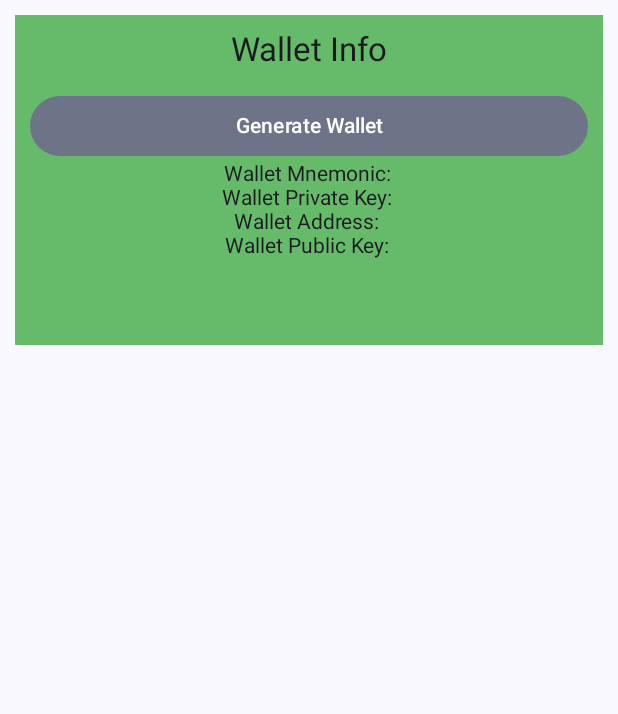
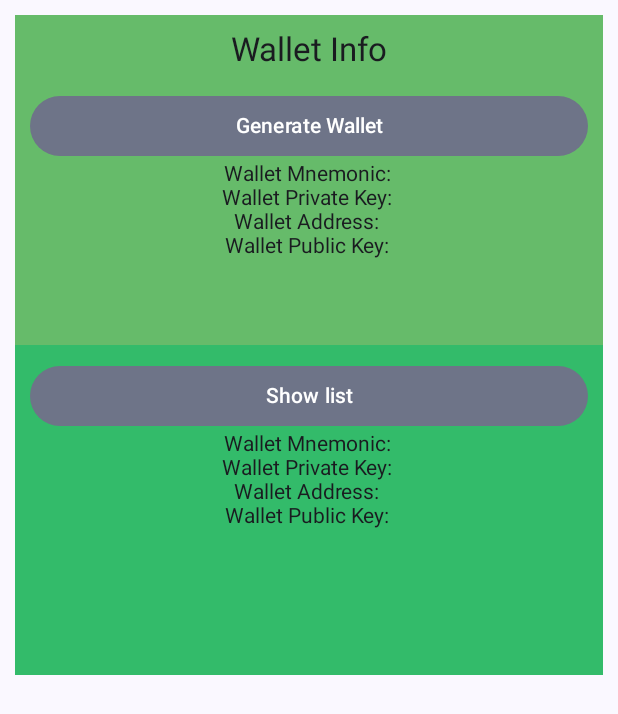
Before and after one commit to RingOfRings/RingOfRingsSDK, an Android app built with Jetpack Compose: the composable SplashBox shown on its own in the app's theme, on a phone screen of 412 x 824 dp. Shown: the top 714 px of the screen. Run offline under Robolectric (Android 15) with nearby library versions, the phone set to English and light mode, and no system bars; libraries missing offline, so code that uses them is left out: com.hyperring.sdk; network calls fail.

```diff
--- a/app/src/main/AndroidManifest.xml
+++ b/app/src/main/AndroidManifest.xml
@@ -25,6 +25,11 @@
         </activity>
 
         <activity
+            android:name=".CryptoActivity"
+            android:theme="@style/Theme.RingOfRings">
+        </activity>
+
+        <activity
             android:name=".MainActivity"
             android:theme="@style/Theme.RingOfRings">
         </activity>
--- a/app/src/main/java/com.hyperring.ringofrings/SplashActivity.kt
+++ b/app/src/main/java/com.hyperring.ringofrings/SplashActivity.kt
@@ -2,7 +2,6 @@ package com.hyperring.ringofrings
 import android.app.Activity
 import android.content.Intent
 import android.content.SharedPreferences
-import android.content.pm.ApplicationInfo
 import android.os.Bundle
 import androidx.activity.ComponentActivity
 import androidx.activity.compose.setContent
@@ -184,6 +183,56 @@ fun SplashBox(modifier: Modifier = Modifier) {
                 }
             }
         }
+        Box(modifier = modifier
+            .background(Color(0xFF33BB6A))
+            .padding(10.dp)
+            .fillMaxWidth()
+            .height((200.dp))) {
+            val context = LocalContext.current
+            val activity = context as? Activity
+
+            Column(
+                modifier = modifier
+                    .align(Alignment.TopCenter)
+            ) {
+                FilledTonalButton(
+                    modifier = modifier.fillMaxWidth(),
+                    onClick = {
+                        val intent: Intent = Intent(activity, CryptoActivity::class.java)
+                        activity?.startActivity(intent)
+                    }) {
+                    Text("Show list", textAlign = TextAlign.Center)
+                }
+                Column (
+                    modifier = modifier.align(Alignment.Start),
+                ) {
+                    Text(
+                        text = "Wallet Mnemonic: ${mnemonic}",
+                        modifier = modifier.fillMaxWidth(),
+                        style = TextStyle(fontSize = 14.sp),
+                        textAlign = TextAlign.Center,
+                    )
+                    Text(
+                        text = "Wallet Private Key: ${privateKey}",
+                        modifier = modifier.fillMaxWidth(),
+                        style = TextStyle(fontSize = 14.sp),
+                        textAlign = TextAlign.Center,
+                    )
+                    Text(
+                        text = "Wallet Address: ${address}",
+                        modifier = modifier.fillMaxWidth(),
+                        style = TextStyle(fontSize = 14.sp),
+                        textAlign = TextAlign.Center,
+                    )
+                    Text(
+                        text = "Wallet Public Key: ${publicKey}",
+                        modifier = modifier.fillMaxWidth(),
+                        style = TextStyle(fontSize = 14.sp),
+                        textAlign = TextAlign.Center,
+                    )
+                }
+            }
+        }
     }
 }
 
@@ -208,11 +257,14 @@ class SplashViewModel : ViewModel() {
         HyperRingUtil.initNFCStatus(activity).let {
             if(HyperRingUtil.nfcStatus == NFCStatus.NFC_ENABLED) {
                 var isNetworkConnected: Boolean = RingCore.isNetworkAvailable(activity)
-                var hasAlchemyKey: Boolean = RingCore.checkHasAlchemyKey(activity)
                 var hasWallet: Boolean = RingCore.hasWallet(activity)
-//                if(isNetworkConnected && hasAlchemyKey && hasWallet) {
-                if(true) {
-                    val intent: Intent = Intent(
+                if(!isNetworkConnected) {
+                    showToast(activity, "Network Not Connected")
+                    activity.finish()
+                }
+
+                if(hasWallet) {
+                    val intent= Intent(
                         activity,
                         MainActivity::class.java
                     )
--- a/ringcore/src/main/java/com/hyperring/ringofrings/core/RingCore.kt
+++ b/ringcore/src/main/java/com/hyperring/ringofrings/core/RingCore.kt
@@ -15,7 +15,9 @@ import com.hyperring.sdk.core.nfc.HyperRingTag
 class RingCore {
     companion object {
         private const val FILE_NAME = "ring_of_rings"
+        private const val DEFAULT_ALCHEMY_KEY = "AXym-2aqo9_9icvXfUeVE_GNQj7-hdLj"
         var sharedPrefs : EncryptedSharedPreferences? = null
+
         fun isNetworkAvailable(context: Context): Boolean {
             initSharedPrefs(context)
             return NetworkUtil.isNetworkAvailable(context)
@@ -23,7 +25,7 @@ class RingCore {
 
         fun checkHasAlchemyKey(context: Context): Boolean {
             initSharedPrefs(context).let {
-                var alchemyKey: String? = sharedPrefs?.getString("alchemy_key", null)
+                var alchemyKey: String? = sharedPrefs?.getString("alchemy_key", DEFAULT_ALCHEMY_KEY)
                 return alchemyKey != null
             }
         }
--- a/ringcore/src/main/java/com/hyperring/ringofrings/core/utils/alchemy/data/BlockResponse.kt
+++ /dev/null
@@ -1,6 +0,0 @@
-package com.hyperring.ringofrings.core.utils.alchemy.data
-
-class BlockResponse {
-    private val number: String? = null
-    private val hash: String? = null
-}
--- a/ringcore/src/main/java/com/hyperring/ringofrings/core/utils/crypto/CryptoUtil.kt
+++ b/ringcore/src/main/java/com/hyperring/ringofrings/core/utils/crypto/CryptoUtil.kt
@@ -1,9 +1,5 @@
 package com.hyperring.ringofrings.core.utils.crypto
-import android.util.Log
 import androidx.security.crypto.EncryptedSharedPreferences
-import com.google.crypto.tink.subtle.Ed25519Sign
-import com.google.crypto.tink.subtle.Ed25519Verify
-import com.hyperring.ringofrings.core.RingCore
 import com.hyperring.ringofrings.core.utils.crypto.data.RingCryptoResponse
 import org.bitcoinj.crypto.MnemonicCode
 import org.web3j.crypto.Bip32ECKeyPair
```
Also changed, not shown: app/build.gradle.kts (+9 -3 lines), app/src/main/java/com.hyperring.ringofrings/CryptoActivity.kt (added, +126 -0 lines), app/src/main/java/com.hyperring.ringofrings/MainActivity.kt (+12 -16 lines), ringcore/build.gradle.kts (+19 -2 lines), ringcore/src/main/java/com/hyperring/ringofrings/core/utils/alchemy/AlchemyApi.kt (+4 -3 lines), ringcore/src/main/java/com/hyperring/ringofrings/core/utils/alchemy/AlchemyService.java (+9 -5 lines), ringcore/src/main/java/com/hyperring/ringofrings/core/utils/alchemy/data/BalancesJsonBody.kt (added, +16 -0 lines), ringcore/src/main/java/com/hyperring/ringofrings/core/utils/alchemy/data/CoinDetail.kt (added, +8 -0 lines), ringcore/src/main/java/com/hyperring/ringofrings/core/utils/alchemy/data/TokenBalances.kt (added, +16 -0 lines).
